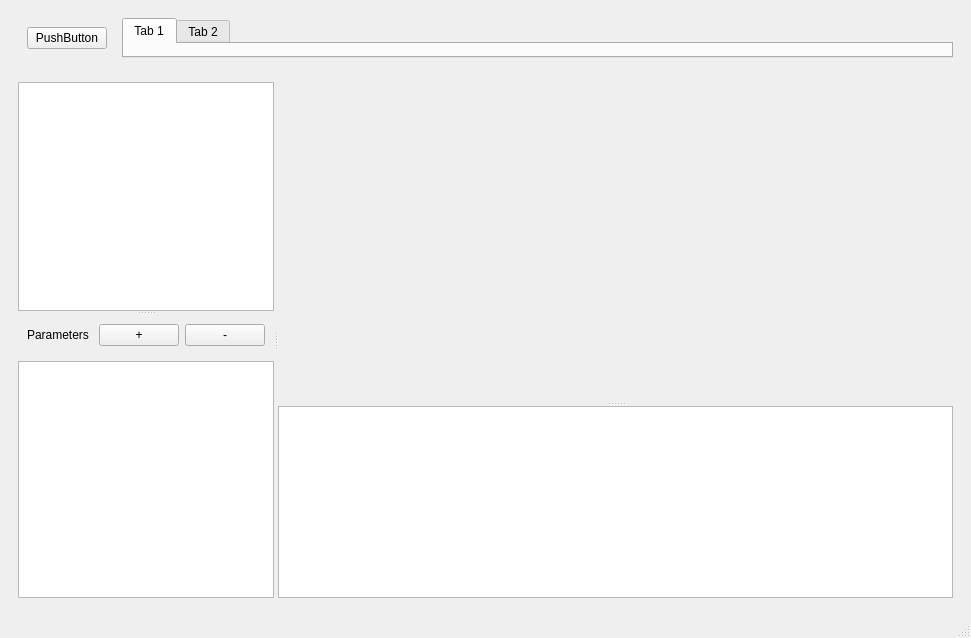
Above: mainwindow.ui from Jojain/Nales-cadquery before the change. Below: the same form after it.
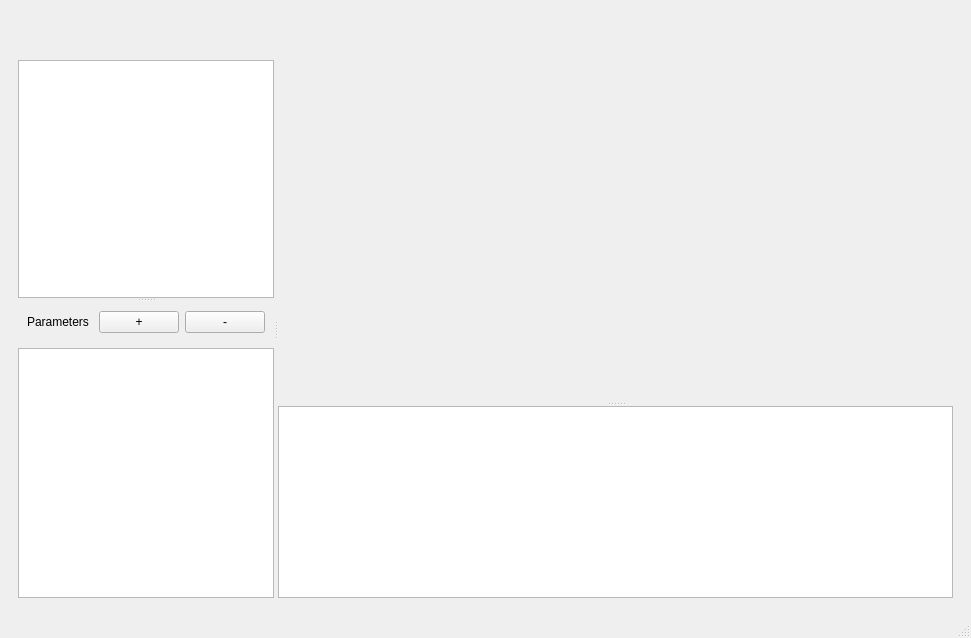
That is the form after the change. Custom widgets are drawn as their Qt base class.

Commit message: add ressources and ribbon

```diff
--- a/mainwindow.ui
+++ b/mainwindow.ui
@@ -28,36 +28,8 @@
      <widget class="QWidget" name="top_frame_container" native="true">
       <layout class="QHBoxLayout" name="horizontalLayout_2">
        <item>
-        <widget class="QWidget" name="main_icons_container" native="true">
-         <layout class="QHBoxLayout" name="horizontalLayout_8">
-          <item>
-           <widget class="QPushButton" name="pushButton">
-            <property name="text">
-             <string>PushButton</string>
-            </property>
-           </widget>
-          </item>
-         </layout>
-        </widget>
-       </item>
-       <item>
-        <widget class="QTabWidget" name="tabWidget">
-         <property name="sizePolicy">
-          <sizepolicy hsizetype="Expanding" vsizetype="Minimum">
-           <horstretch>0</horstretch>
-           <verstretch>0</verstretch>
-          </sizepolicy>
-         </property>
-         <widget class="QWidget" name="tab">
-          <attribute name="title">
-           <string>Tab 1</string>
-          </attribute>
-         </widget>
-         <widget class="QWidget" name="tab_2">
-          <attribute name="title">
-           <string>Tab 2</string>
-          </attribute>
-         </widget>
+        <widget class="RibbonWidget" name="_ribbon" native="true">
+         <layout class="QHBoxLayout" name="horizontalLayout_8"/>
         </widget>
        </item>
       </layout>
@@ -283,6 +255,12 @@
    <extends>QTreeView</extends>
    <header>nales_alpha/views/tree_views.h</header>
   </customwidget>
+  <customwidget>
+   <class>RibbonWidget</class>
+   <extends>QWidget</extends>
+   <header>nales_alpha/third_parties/QupyRibbon/GUI/RibbonWidget.h</header>
+   <container>1</container>
+  </customwidget>
  </customwidgets>
  <tabstops>
   <tabstop>modeling_ops_tree</tabstop>
```
The commit also changes 11 other files.
